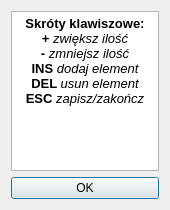
Above: skroty.ui from mszlachetka/spis before the change. Below: the same form after it.
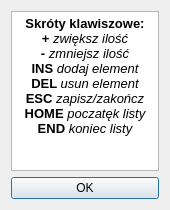
That is the form after the change.

Patch:
```diff
--- a/skroty.ui
+++ b/skroty.ui
@@ -27,6 +27,8 @@
 &lt;p align=&quot;center&quot; style=&quot; margin-top:0px; margin-bottom:0px; margin-left:0px; margin-right:0px; -qt-block-indent:0; text-indent:0px;&quot;&gt;&lt;span style=&quot; font-size:10pt; font-weight:600;&quot;&gt;INS &lt;/span&gt;&lt;span style=&quot; font-size:10pt; font-style:italic;&quot;&gt;dodaj element&lt;/span&gt;&lt;/p&gt;
 &lt;p align=&quot;center&quot; style=&quot; margin-top:0px; margin-bottom:0px; margin-left:0px; margin-right:0px; -qt-block-indent:0; text-indent:0px;&quot;&gt;&lt;span style=&quot; font-size:10pt; font-weight:600;&quot;&gt;DEL &lt;/span&gt;&lt;span style=&quot; font-size:10pt; font-style:italic;&quot;&gt;usun element&lt;/span&gt;&lt;/p&gt;
 &lt;p align=&quot;center&quot; style=&quot; margin-top:0px; margin-bottom:0px; margin-left:0px; margin-right:0px; -qt-block-indent:0; text-indent:0px;&quot;&gt;&lt;span style=&quot; font-size:10pt; font-weight:600;&quot;&gt;ESC &lt;/span&gt;&lt;span style=&quot; font-size:10pt; font-style:italic;&quot;&gt;zapisz/zakończ&lt;/span&gt;&lt;/p&gt;
+&lt;p align=&quot;center&quot; style=&quot; margin-top:0px; margin-bottom:0px; margin-left:0px; margin-right:0px; -qt-block-indent:0; text-indent:0px;&quot;&gt;&lt;span style=&quot; font-size:10pt; font-weight:600;&quot;&gt;HOME &lt;/span&gt;&lt;span style=&quot; font-size:10pt; font-style:italic;&quot;&gt;poczatęk listy&lt;/span&gt;&lt;/p&gt;
+&lt;p align=&quot;center&quot; style=&quot; margin-top:0px; margin-bottom:0px; margin-left:0px; margin-right:0px; -qt-block-indent:0; text-indent:0px;&quot;&gt;&lt;span style=&quot; font-size:10pt; font-weight:600;&quot;&gt;END &lt;/span&gt;&lt;span style=&quot; font-size:10pt; font-style:italic;&quot;&gt;koniec listy&lt;/span&gt;&lt;/p&gt;
 &lt;p align=&quot;center&quot; style=&quot;-qt-paragraph-type:empty; margin-top:0px; margin-bottom:0px; margin-left:0px; margin-right:0px; -qt-block-indent:0; text-indent:0px; font-size:8pt;&quot;&gt;&lt;br /&gt;&lt;/p&gt;&lt;/body&gt;&lt;/html&gt;</string>
      </property>
     </widget>
```
